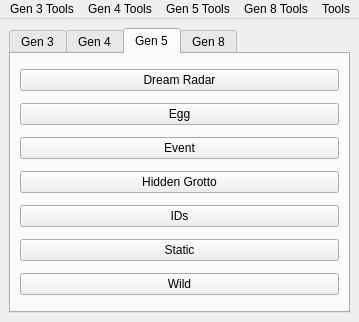
The window that Form/MainWindow.ui (Admiral-Fish/PokeFinder) describes before a commit, drawn with Qt 5.
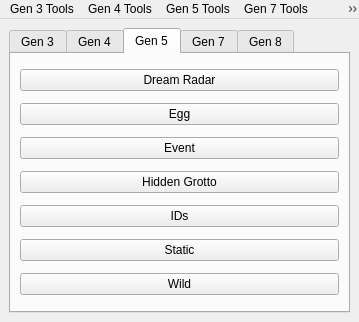
The same window after the commit. The open tabs and pages were chosen to show the change. Icons and pictures are not drawn.

The edit to the form file:
```diff
--- a/Form/MainWindow.ui
+++ b/Form/MainWindow.ui
@@ -15,8 +15,8 @@
     <normaloff>../pokefinder.ico</normaloff>../pokefinder.ico</iconset>
   </property>
   <widget class="QWidget" name="centralwidget">
-   <layout class="QGridLayout" name="gridLayout">
-    <item row="0" column="0">
+   <layout class="QVBoxLayout" name="verticalLayout_5">
+    <item>
      <widget class="QTabWidget" name="tabWidget">
       <widget class="QWidget" name="tabGen3">
        <attribute name="title">
@@ -158,6 +158,11 @@
         </item>
        </layout>
       </widget>
+      <widget class="QWidget" name="tabGen7">
+       <attribute name="title">
+        <string>Gen 7</string>
+       </attribute>
+      </widget>
       <widget class="QWidget" name="tabGen8">
        <attribute name="title">
         <string>Gen 8</string>
@@ -270,6 +275,12 @@
     <addaction name="actionProfileManager5"/>
     <addaction name="actionSHA1Cache"/>
    </widget>
+   <widget class="QMenu" name="menuGen7Tools">
+    <property name="title">
+     <string>Gen 7 Tools</string>
+    </property>
+    <addaction name="actionProfileManager7"/>
+   </widget>
    <widget class="QMenu" name="menuGen8Tools">
     <property name="title">
      <string>Gen 8 Tools</string>
@@ -280,6 +291,7 @@
    <addaction name="menuGen3Tools"/>
    <addaction name="menuGen4Tools"/>
    <addaction name="menuGen5Tools"/>
+   <addaction name="menuGen7Tools"/>
    <addaction name="menuGen8Tools"/>
    <addaction name="menuTools"/>
   </widget>
```
Left out of the diff: 64 changed lines with no effect on the pictures.
